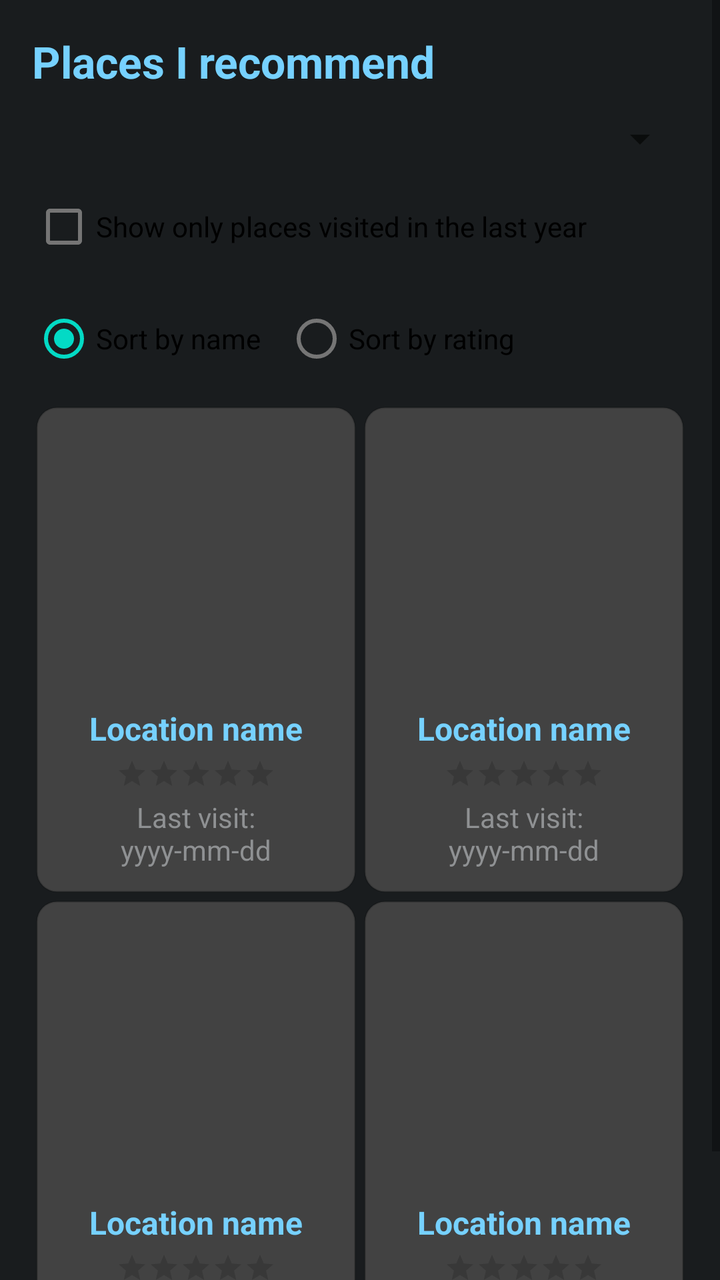
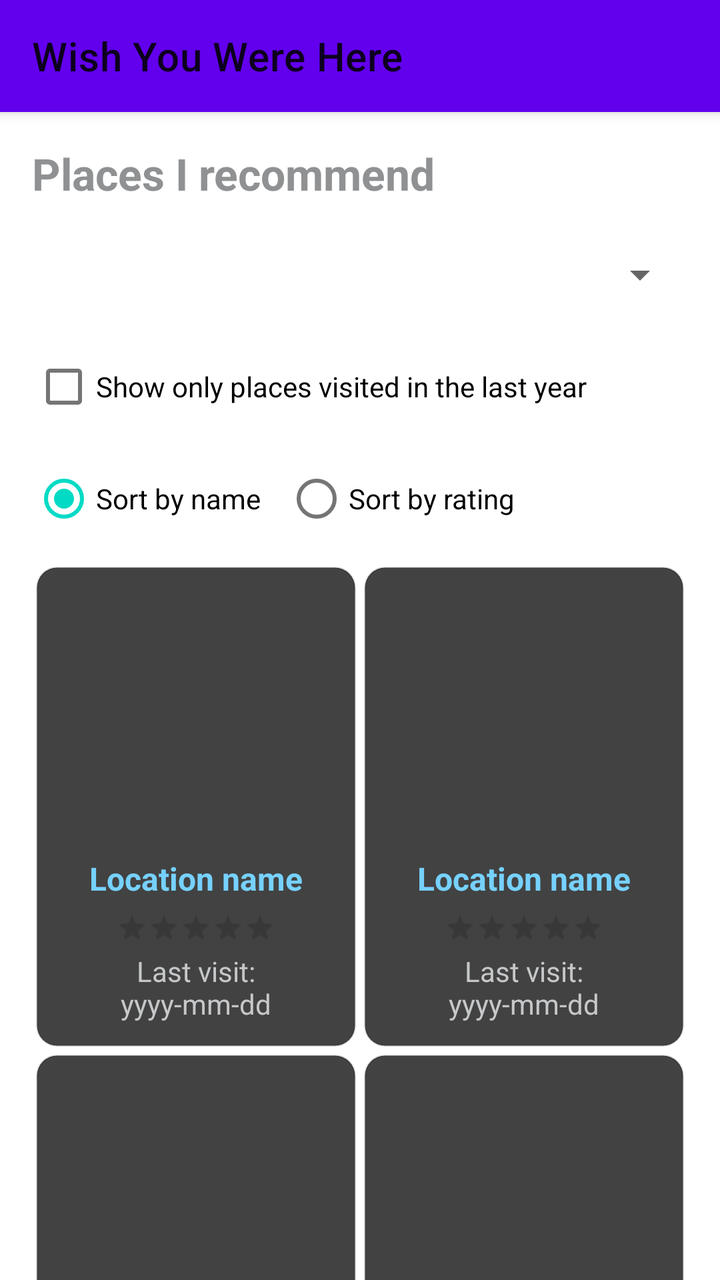

Screens rendered from an Android XML layout before and after an edit, with the pre-edit source and the edit as a unified diff.
<!-- AndroidManifest.xml: application theme Theme.PassTask2AWishYouWereHere -->
<!-- res/layout/activity_main.xml -->
<?xml version="1.0" encoding="utf-8"?>
<ScrollView xmlns:android="http://schemas.android.com/apk/res/android"
    android:id="@+id/scroll_main"
    android:layout_width="match_parent"
    android:layout_height="match_parent"
    android:clipToPadding="false"
    android:fillViewport="true">

    <LinearLayout
        android:layout_width="match_parent"
        android:layout_height="wrap_content"
        android:background="@color/material_dynamic_neutral10"
        android:orientation="vertical"
        android:padding="16dp">

        <TextView
            style="@style/ScreenHeadingStyle"
            android:layout_width="match_parent"
            android:layout_height="wrap_content"
            android:text="@string/main_heading"
            android:textColor="@color/material_dynamic_primary80" />

        <Spinner
            android:id="@+id/spinner_region"
            android:layout_width="match_parent"
            android:layout_height="wrap_content"
            android:layout_marginTop="12dp" />

        <CheckBox
            android:id="@+id/checkbox_recent_only"
            android:layout_width="match_parent"
            android:layout_height="wrap_content"
            android:layout_marginTop="8dp"
            android:text="@string/recent_only_checkbox" />

        <RadioGroup
            android:id="@+id/rg_sort"
            android:layout_width="match_parent"
            android:layout_height="wrap_content"
            android:layout_marginTop="8dp"
            android:orientation="horizontal">

            <RadioButton
                android:id="@+id/rb_sort_name"
                android:layout_width="wrap_content"
                android:layout_height="wrap_content"
                android:checked="true"
                android:text="@string/sort_name" />

            <RadioButton
                android:id="@+id/rb_sort_rating"
                android:layout_width="wrap_content"
                android:layout_height="wrap_content"
                android:layout_marginStart="12dp"
                android:text="@string/sort_rating" />
        </RadioGroup>

        <GridLayout
            android:id="@+id/location_grid"
            android:layout_width="match_parent"
            android:layout_height="wrap_content"
            android:layout_marginTop="8dp"
            android:columnCount="2">

            <include
                android:id="@+id/card_1"
                layout="@layout/location_card"
                android:layout_width="wrap_content"
                android:layout_height="match_parent"
                android:layout_rowSpan="1"
                android:layout_rowWeight="1"
                android:layout_columnSpan="1"
                android:layout_columnWeight="1"
                android:layout_margin="2dp" />

            <include
                android:id="@+id/card_2"
                layout="@layout/location_card"
                android:layout_width="wrap_content"
                android:layout_height="match_parent"
                android:layout_rowSpan="1"
                android:layout_rowWeight="1"
                android:layout_columnSpan="1"
                android:layout_columnWeight="1"
                android:layout_margin="2dp" />

            <include
                android:id="@+id/card_3"
                layout="@layout/location_card"
                android:layout_width="wrap_content"
                android:layout_height="match_parent"
                android:layout_rowSpan="1"
                android:layout_rowWeight="1"
                android:layout_columnSpan="1"
                android:layout_columnWeight="1"
                android:layout_margin="2dp" />

            <include
                android:id="@+id/card_4"
                layout="@layout/location_card"
                android:layout_width="wrap_content"
                android:layout_height="match_parent"
                android:layout_rowSpan="1"
                android:layout_rowWeight="1"
                android:layout_columnSpan="1"
                android:layout_columnWeight="1"
                android:layout_margin="2dp" />

        </GridLayout>

    </LinearLayout>
</ScrollView>
<!-- res/layout/location_card.xml (included above) -->
<?xml version="1.0" encoding="utf-8"?>
<LinearLayout xmlns:android="http://schemas.android.com/apk/res/android"
    android:layout_width="match_parent"
    android:layout_height="wrap_content"
    android:layout_rowWeight="1"
    android:layout_columnWeight="1"
    android:layout_margin="8dp"
    android:background="@drawable/bg_location_card"
    android:orientation="vertical"
    android:padding="12dp">

    <ImageView
        android:id="@+id/iv_location"
        android:layout_width="match_parent"
        android:layout_height="130dp"
        android:layout_gravity="center|center_horizontal"
        android:contentDescription="@string/location_image_content_description"
        android:scaleType="centerCrop" />

    <TextView
        android:id="@+id/tv_location_title"
        style="@style/LocationTitleStyle"
        android:layout_width="match_parent"
        android:layout_height="wrap_content"
        android:layout_marginTop="8dp"
        android:gravity="center"
        android:text="@string/placeholder_location"
        android:textColor="@color/material_dynamic_primary80" />

    <RatingBar
        android:id="@+id/rb_location_rating"
        style="?android:attr/ratingBarStyleSmall"
        android:layout_width="wrap_content"
        android:layout_height="wrap_content"
        android:layout_gravity="center"
        android:layout_marginTop="4dp"
        android:isIndicator="true"
        android:numStars="5"
        android:stepSize="0.5" />

    <TextView
        android:id="@+id/tv_last_visit"
        style="@style/LocationMetaStyle"
        android:layout_width="match_parent"
        android:layout_height="wrap_content"
        android:layout_gravity="bottom"
        android:layout_marginTop="4dp"
        android:gravity="bottom|center"
        android:text="@string/placeholder_date"
        android:textColor="@color/material_dynamic_neutral60" />

</LinearLayout>
<!-- resources referenced by this layout -->
<resources>
  <!-- drawable bg_location_card (drawable) -->
  <?xml version="1.0" encoding="utf-8"?>
  <shape xmlns:android="http://schemas.android.com/apk/res/android" android:shape="rectangle">
      <solid android:color="@color/cardview_dark_background" />
      <corners android:radius="10dp" />
      <stroke
          android:width="1dp"
          android:color="@color/material_on_surface_stroke" />
  </shape>
  <string name="location_image_content_description">Location image</string>
  <string name="main_heading">Places I recommend</string>
  <string name="placeholder_date">Last visit: yyyy-mm-dd</string>
  <string name="placeholder_location">Location name</string>
  <string name="recent_only_checkbox">Show only places visited in the last year</string>
  <string name="sort_name">Sort by name</string>
  <string name="sort_rating">Sort by rating</string>
  <style name="LocationMetaStyle">
          <item name="android:textSize">14sp</item>
          <item name="android:textColor">@color/text_secondary</item>
      </style>
  <style name="LocationTitleStyle">
          <item name="android:textSize">16sp</item>
          <item name="android:textStyle">bold</item>
          <item name="android:textColor">@color/black</item>
      </style>
  <style name="ScreenHeadingStyle">
          <item name="android:textSize">22sp</item>
          <item name="android:textStyle">bold</item>
          <item name="android:textColor">@color/black</item>
      </style>
  <style name="Theme.PassTask2AWishYouWereHere" parent="Theme.MaterialComponents.DayNight.DarkActionBar">
          
          <item name="colorPrimary">@color/purple_500</item>
          <item name="colorPrimaryVariant">@color/purple_700</item>
          <item name="colorOnPrimary">@color/white</item>
          
          <item name="colorSecondary">@color/teal_200</item>
          <item name="colorSecondaryVariant">@color/teal_700</item>
          <item name="colorOnSecondary">@color/black</item>
          
          <item name="android:statusBarColor">?attr/colorPrimaryVariant</item>
          
      </style>
  <color name="text_secondary">#FF4A4A4A</color>
  <color name="black">#FF000000</color>
  <color name="purple_500">#FF6200EE</color>
  <color name="purple_700">#FF3700B3</color>
  <color name="white">#FFFFFFFF</color>
  <color name="teal_200">#FF03DAC5</color>
  <color name="teal_700">#FF018786</color>
</resources>

<!-- the commit's change to res/layout/activity_main.xml (unified diff, before → after) -->
@@ -1,135 +1,146 @@
 <?xml version="1.0" encoding="utf-8"?>
-<ScrollView xmlns:android="http://schemas.android.com/apk/res/android"
-    android:id="@+id/scroll_main"
+<androidx.coordinatorlayout.widget.CoordinatorLayout xmlns:android="http://schemas.android.com/apk/res/android"
+    xmlns:app="http://schemas.android.com/apk/res-auto"
+    android:id="@+id/root_layout"
     android:layout_width="match_parent"
     android:layout_height="match_parent"
-    android:clipToPadding="false"
-    android:fillViewport="true">
+    android:fitsSystemWindows="true">
 
-    <LinearLayout
+    <com.google.android.material.appbar.AppBarLayout
         android:layout_width="match_parent"
         android:layout_height="wrap_content"
-        android:background="@color/material_dynamic_neutral10"
-        android:orientation="vertical"
-        android:padding="16dp">
+        android:theme="@style/Theme.PassTask2AWishYouWereHere">
 
-        <TextView
-            style="@style/ScreenHeadingStyle"
+        <androidx.appcompat.widget.Toolbar
+            android:id="@+id/toolbar"
             android:layout_width="match_parent"
             android:layout_height="wrap_content"
-            android:text="@string/main_heading"
-            android:textColor="@color/material_dynamic_primary80" />
+            android:background="?attr/colorPrimary"
+            app:title="@string/app_name" />
 
-        <Spinner
-            android:id="@+id/spinner_region"
+    </com.google.android.material.appbar.AppBarLayout>
+
+    <androidx.core.widget.NestedScrollView
+        android:id="@+id/nested_scroll"
+        android:layout_width="match_parent"
+        android:layout_height="match_parent"
+        android:fillViewport="true"
+        app:layout_behavior="@string/appbar_scrolling_view_behavior">
+
+        <LinearLayout
             android:layout_width="match_parent"
             android:layout_height="wrap_content"
-            android:layout_marginTop="12dp" />
+            android:orientation="vertical"
+            android:padding="16dp">
 
-        <CheckBox
-            android:id="@+id/checkbox_recent_only"
-            android:layout_width="match_parent"
-            android:layout_height="wrap_content"
-            android:layout_marginTop="8dp"
-            android:text="@string/recent_only_checkbox" />
+            <TextView
+                style="@style/ScreenHeadingStyle"
+                android:layout_width="match_parent"
+                android:layout_height="wrap_content"
+                android:text="@string/main_heading"
+                android:textColor="@color/material_dynamic_neutral60" />
 
-        <RadioGroup
-            android:id="@+id/rg_sort"
-            android:layout_width="match_parent"
-            android:layout_height="wrap_content"
-            android:layout_marginTop="8dp"
-            android:orientation="horizontal">
+            <Spinner
+                android:id="@+id/spinner_region"
+                android:layout_width="match_parent"
+                android:layout_height="48dp"
+                android:layout_marginTop="12dp" />
 
-            <RadioButton
-                android:id="@+id/rb_sort_name"
+            <CheckBox
+                android:id="@+id/checkbox_recent_only"
                 android:layout_width="wrap_content"
                 android:layout_height="wrap_content"
-                android:checked="true"
-                android:text="@string/sort_name" />
+                android:layout_marginTop="8dp"
+                android:text="@string/recent_only_checkbox" />
 
-            <RadioButton
-                android:id="@+id/rb_sort_rating"
-                android:layout_width="wrap_content"
+            <RadioGroup
+                android:id="@+id/rg_sort"
+                android:layout_width="match_parent"
                 android:layout_height="wrap_content"
-                android:layout_marginStart="12dp"
-                android:text="@string/sort_rating" />
-        </RadioGroup>
+                android:layout_marginTop="8dp"
+                android:orientation="horizontal">
 
-        <GridLayout
-            android:id="@+id/location_grid"
-            android:layout_width="match_parent"
-            android:layout_height="wrap_content"
-            android:layout_marginTop="8dp"
-            android:columnCount="2">
+                <RadioButton
+                    android:id="@+id/rb_sort_name"
+                    android:layout_width="wrap_content"
+                    android:layout_height="wrap_content"
+                    android:checked="true"
+                    android:text="@string/sort_name" />
 
-            <include
-                android:id="@+id/card_1"
-                layout="@layout/location_card"
-                android:layout_width="wrap_content"
-                android:layout_height="match_parent"
-                android:layout_rowSpan="1"
-                android:layout_rowWeight="1"
-                android:layout_columnSpan="1"
-                android:layout_columnWeight="1"
-                android:layout_margin="2dp" />
+                <RadioButton
+                    android:id="@+id/rb_sort_rating"
+                    android:layout_width="wrap_content"
+                    android:layout_height="wrap_content"
+                    android:layout_marginStart="12dp"
+                    android:text="@string/sort_rating" />
+            </RadioGroup>
 
-            <include
-                android:id="@+id/card_2"
-                layout="@layout/location_card"
-                android:layout_width="wrap_content"
-                android:layout_height="match_parent"
-                android:layout_rowSpan="1"
-                android:layout_rowWeight="1"
-                android:layout_columnSpan="1"
-                android:layout_columnWeight="1"
-                android:layout_margin="2dp" />
+            <GridLayout
+                android:id="@+id/location_grid"
+                android:layout_width="match_parent"
+                android:layout_height="wrap_content"
+                android:layout_marginTop="8dp"
+                android:columnCount="2">
 
-            <include
-                android:id="@+id/card_3"
-                layout="@layout/location_card"
-                android:layout_width="wrap_content"
-                android:layout_height="match_parent"
-                android:layout_rowSpan="1"
-                android:layout_rowWeight="1"
-                android:layout_columnSpan="1"
-                android:layout_columnWeight="1"
-                android:layout_margin="2dp" />
+                <include
+                    android:id="@+id/card_1"
+                    layout="@layout/location_card"
+                    android:layout_width="0dp"
+                    android:layout_height="240dp"
+                    android:layout_columnWeight="1"
+                    android:layout_margin="2dp" />
 
-            <include
-                android:id="@+id/card_4"
-                layout="@layout/location_card"
-                android:layout_width="wrap_content"
-                android:layout_height="match_parent"
-                android:layout_rowSpan="1"
-                android:layout_rowWeight="1"
-                android:layout_columnSpan="1"
-                android:layout_columnWeight="1"
-                android:layout_margin="2dp" />
+                <include
+                    android:id="@+id/card_2"
+                    layout="@layout/location_card"
+                    android:layout_width="0dp"
+                    android:layout_height="240dp"
+                    android:layout_columnWeight="1"
+                    android:layout_margin="2dp" />
 
-        </GridLayout>
+                <include
+                    android:id="@+id/card_3"
+                    layout="@layout/location_card"
+                    android:layout_width="0dp"
+                    android:layout_height="240dp"
+                    android:layout_columnWeight="1"
+                    android:layout_margin="2dp" />
 
-    </LinearLayout>
-</ScrollView>
+                <include
+                    android:id="@+id/card_4"
+                    layout="@layout/location_card"
+                    android:layout_width="0dp"
+                    android:layout_height="240dp"
+                    android:layout_columnWeight="1"
+                    android:layout_margin="2dp" />
+
+            </GridLayout>
+
+        </LinearLayout>
+
+    </androidx.core.widget.NestedScrollView>
+
+</androidx.coordinatorlayout.widget.CoordinatorLayout>
 <!-- res/layout/location_card.xml (included above) -->
 <?xml version="1.0" encoding="utf-8"?>
 <LinearLayout xmlns:android="http://schemas.android.com/apk/res/android"
     android:layout_width="match_parent"
-    android:layout_height="wrap_content"
-    android:layout_rowWeight="1"
-    android:layout_columnWeight="1"
+    android:layout_height="match_parent"
     android:layout_margin="8dp"
     android:background="@drawable/bg_location_card"
     android:orientation="vertical"
     android:padding="12dp">
 
+    
     <ImageView
         android:id="@+id/iv_location"
         android:layout_width="match_parent"
-        android:layout_height="130dp"
-        android:layout_gravity="center|center_horizontal"
+        android:layout_height="0dp"
+        android:layout_weight="1"
         android:contentDescription="@string/location_image_content_description"
         android:scaleType="centerCrop" />
 
+    
     <TextView
         android:id="@+id/tv_location_title"
         style="@style/LocationTitleStyle"
@@ -140,13 +151,14 @@
         android:text="@string/placeholder_location"
         android:textColor="@color/material_dynamic_primary80" />
 
+    
     <RatingBar
         android:id="@+id/rb_location_rating"
         style="?android:attr/ratingBarStyleSmall"
         android:layout_width="wrap_content"
         android:layout_height="wrap_content"
         android:layout_gravity="center"
-        android:layout_marginTop="4dp"
+        android:layout_marginTop="6dp"
         android:isIndicator="true"
         android:numStars="5"
         android:stepSize="0.5" />
@@ -156,10 +168,9 @@
         style="@style/LocationMetaStyle"
         android:layout_width="match_parent"
         android:layout_height="wrap_content"
-        android:layout_gravity="bottom"
         android:layout_marginTop="4dp"
-        android:gravity="bottom|center"
+        android:gravity="center"
         android:text="@string/placeholder_date"
-        android:textColor="@color/material_dynamic_neutral60" />
+        android:textColor="@color/material_dynamic_neutral80" />
 
 </LinearLayout>
<!-- resource entries referenced after the edit -->
@@ -9,6 +9,7 @@
           android:width="1dp"
           android:color="@color/material_on_surface_stroke" />
   </shape>
+  <string name="app_name">Wish You Were Here</string>
   <string name="location_image_content_description">Location image</string>
   <string name="main_heading">Places I recommend</string>
   <string name="placeholder_date">Last visit: yyyy-mm-dd</string>
@@ -18,19 +19,19 @@
   <string name="sort_rating">Sort by rating</string>
   <style name="LocationMetaStyle">
           <item name="android:textSize">14sp</item>
-          <item name="android:textColor">@color/text_secondary</item>
+          <item name="android:textColor">@color/material_dynamic_secondary60</item>
       </style>
   <style name="LocationTitleStyle">
           <item name="android:textSize">16sp</item>
           <item name="android:textStyle">bold</item>
-          <item name="android:textColor">@color/black</item>
+          <item name="android:textColor">@color/material_dynamic_primary40</item>
       </style>
   <style name="ScreenHeadingStyle">
           <item name="android:textSize">22sp</item>
           <item name="android:textStyle">bold</item>
-          <item name="android:textColor">@color/black</item>
+          <item name="android:textColor">@color/material_dynamic_primary40</item>
       </style>
-  <style name="Theme.PassTask2AWishYouWereHere" parent="Theme.MaterialComponents.DayNight.DarkActionBar">
+  <style name="Theme.PassTask2AWishYouWereHere" parent="Theme.MaterialComponents.DayNight.NoActionBar">
           
           <item name="colorPrimary">@color/purple_500</item>
           <item name="colorPrimaryVariant">@color/purple_700</item>
@@ -42,8 +43,8 @@
           
           <item name="android:statusBarColor">?attr/colorPrimaryVariant</item>
           
+          <item name="android:elevation">4dp</item>
       </style>
-  <color name="text_secondary">#FF4A4A4A</color>
   <color name="black">#FF000000</color>
   <color name="purple_500">#FF6200EE</color>
   <color name="purple_700">#FF3700B3</color>
